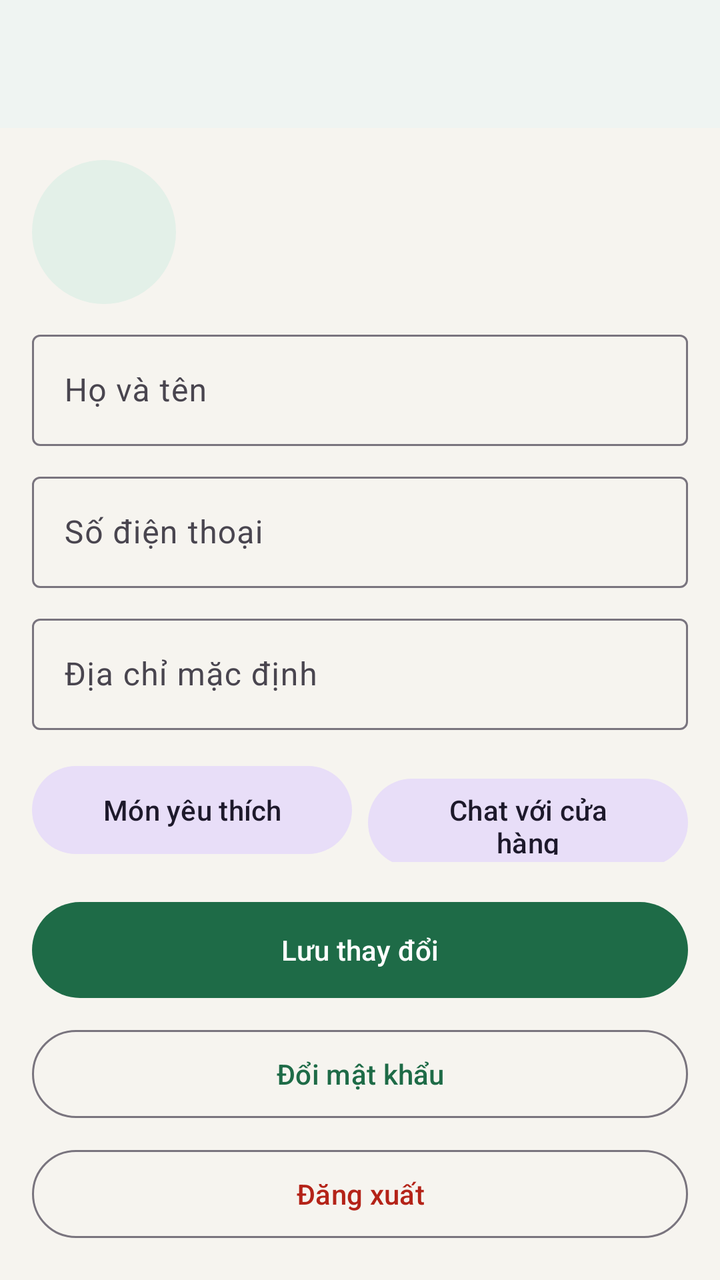
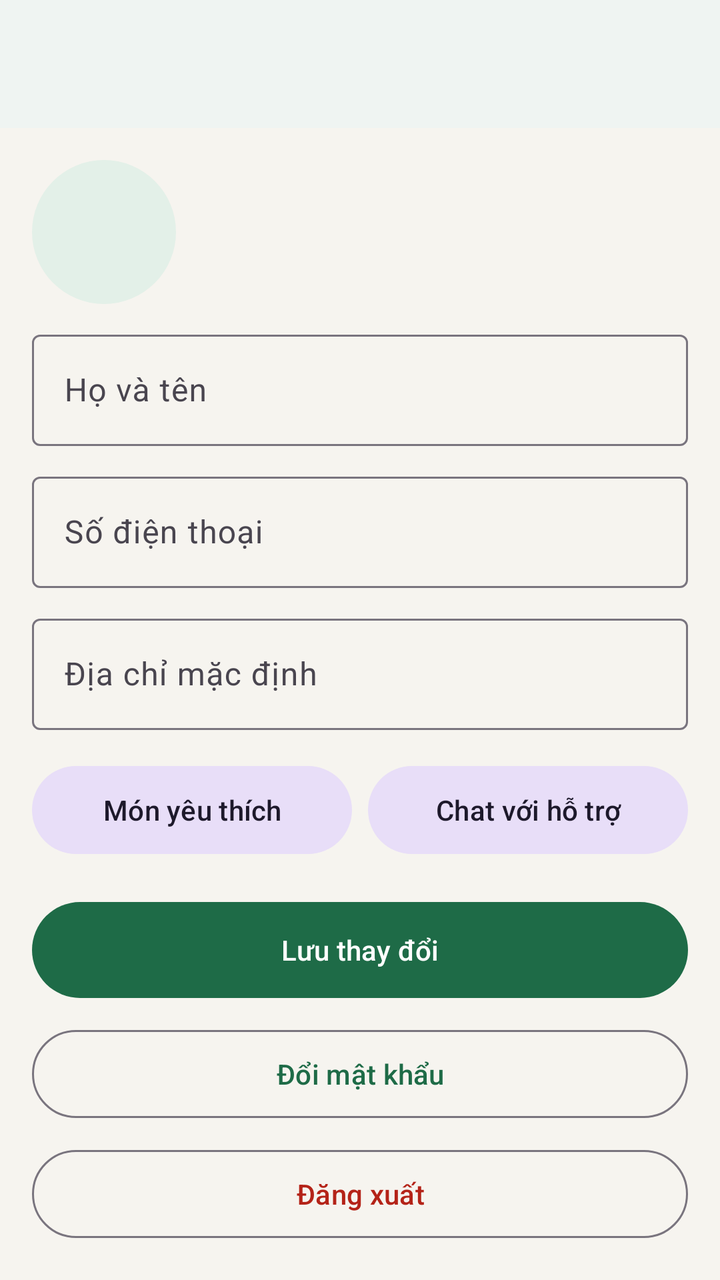

The first picture is an Android layout as it rendered before a commit; the second is the same layout after the commit. The layout source and the unified diff follow.
<!-- AndroidManifest.xml: application theme Theme.DoAnAppGiaodoan -->
<!-- res/layout/activity_profile.xml -->
<?xml version="1.0" encoding="utf-8"?>
<LinearLayout xmlns:android="http://schemas.android.com/apk/res/android"
    xmlns:app="http://schemas.android.com/apk/res-auto"
    android:layout_width="match_parent" android:layout_height="match_parent"
    android:background="@color/bg" android:fitsSystemWindows="true" android:orientation="vertical">
    <com.google.android.material.appbar.MaterialToolbar android:id="@+id/toolbar" style="@style/Toolbar"
        android:layout_width="match_parent" android:layout_height="?attr/actionBarSize" />
    <ScrollView android:layout_width="match_parent" android:layout_height="match_parent">
        <LinearLayout android:layout_width="match_parent" android:layout_height="wrap_content"
            android:orientation="vertical" android:padding="16dp">
            <LinearLayout android:layout_width="match_parent" android:layout_height="wrap_content"
                android:gravity="center_vertical" android:orientation="horizontal">
                <TextView android:id="@+id/tvAvatar" android:layout_width="72dp" android:layout_height="72dp"
                    android:background="@drawable/bg_badge" android:gravity="center" android:textColor="@color/primary"
                    android:textSize="30sp" android:textStyle="bold" />
                <LinearLayout android:layout_width="wrap_content" android:layout_height="wrap_content"
                    android:layout_marginStart="14dp" android:orientation="vertical">
                    <TextView android:id="@+id/tvFullName" android:layout_width="wrap_content" android:layout_height="wrap_content"
                        android:textColor="@color/ink" android:textSize="18sp" android:textStyle="bold" />
                    <TextView android:id="@+id/tvEmail" style="@style/Muted" android:layout_width="wrap_content" android:layout_height="wrap_content" />
                </LinearLayout>
            </LinearLayout>
            <com.google.android.material.textfield.TextInputLayout android:id="@+id/tilName"
                style="@style/Widget.Material3.TextInputLayout.OutlinedBox" android:layout_marginTop="10dp"
                android:layout_width="match_parent" android:layout_height="wrap_content" android:hint="Họ và tên">
                <com.google.android.material.textfield.TextInputEditText android:id="@+id/edtName"
                    android:layout_width="match_parent" android:layout_height="wrap_content" android:inputType="textPersonName" />
            </com.google.android.material.textfield.TextInputLayout>
            <com.google.android.material.textfield.TextInputLayout android:id="@+id/tilPhone"
                style="@style/Widget.Material3.TextInputLayout.OutlinedBox" android:layout_marginTop="10dp"
                android:layout_width="match_parent" android:layout_height="wrap_content" android:hint="Số điện thoại">
                <com.google.android.material.textfield.TextInputEditText android:id="@+id/edtPhone"
                    android:layout_width="match_parent" android:layout_height="wrap_content" android:inputType="phone" android:maxLength="10" />
            </com.google.android.material.textfield.TextInputLayout>
            <com.google.android.material.textfield.TextInputLayout android:id="@+id/tilAddress"
                style="@style/Widget.Material3.TextInputLayout.OutlinedBox" android:layout_marginTop="10dp"
                android:layout_width="match_parent" android:layout_height="wrap_content" android:hint="Địa chỉ mặc định">
                <com.google.android.material.textfield.TextInputEditText android:id="@+id/edtAddress"
                    android:layout_width="match_parent" android:layout_height="wrap_content" android:inputType="textPostalAddress" />
            </com.google.android.material.textfield.TextInputLayout>
            <LinearLayout android:layout_width="match_parent" android:layout_height="wrap_content"
                android:layout_marginTop="14dp" android:orientation="horizontal">
                <Button android:id="@+id/btnFavorites" style="@style/Widget.Material3.Button.TonalButton"
                    android:layout_width="0dp" android:layout_height="52dp" android:layout_weight="1" android:text="Món yêu thích" />
                <Button android:id="@+id/btnChat" style="@style/Widget.Material3.Button.TonalButton"
                    android:layout_width="0dp" android:layout_height="52dp" android:layout_weight="1"
                    android:layout_marginStart="8dp" android:text="Chat với cửa hàng" />
            </LinearLayout>
            <Button android:id="@+id/btnSave" android:layout_width="match_parent" android:layout_height="56dp"
                android:layout_marginTop="16dp" android:text="Lưu thay đổi" />
            <Button android:id="@+id/btnPassword" style="@style/Widget.Material3.Button.OutlinedButton"
                android:layout_width="match_parent" android:layout_height="52dp" android:layout_marginTop="8dp" android:text="Đổi mật khẩu" />
            <Button android:id="@+id/btnLogout" style="@style/Widget.Material3.Button.OutlinedButton"
                android:layout_width="match_parent" android:layout_height="52dp" android:layout_marginTop="8dp"
                android:text="Đăng xuất" android:textColor="@color/danger" />
        </LinearLayout>
    </ScrollView>
</LinearLayout>
<!-- resources referenced by this layout -->
<resources>
  <color name="bg">#F6F4EF</color>
  <color name="danger">#B42318</color>
  <color name="ink">#1C1B19</color>
  <color name="primary">#1E6B47</color>
  <!-- drawable bg_badge (drawable) -->
  <shape xmlns:android="http://schemas.android.com/apk/res/android">
      <solid android:color="@color/primary_light" />
      <corners android:radius="99dp" />
  </shape>
  <style name="Muted">
          <item name="android:textSize">13sp</item>
          <item name="android:textColor">@color/muted</item>
      </style>
  <style name="Toolbar" parent="Widget.Material3.Toolbar">
          <item name="android:background">@color/white</item>
          <item name="titleTextColor">@color/ink</item>
          <item name="android:elevation">2dp</item>
      </style>
  <style name="Theme.DoAnAppGiaodoan" parent="Base.Theme.DoAnAppGiaodoan" />
  <color name="primary_light">#E3F0E8</color>
  <color name="muted">#6A665D</color>
  <color name="white">#FFFFFFFF</color>
  <style name="Base.Theme.DoAnAppGiaodoan" parent="Theme.Material3.Light.NoActionBar">
          <item name="colorPrimary">@color/primary</item>
          <item name="colorOnPrimary">@color/white</item>
          <item name="colorPrimaryContainer">@color/primary_light</item>
          <item name="colorOnPrimaryContainer">@color/primary_dark</item>
          <item name="colorSecondary">@color/primary</item>
          <item name="android:colorBackground">@color/bg</item>
          <item name="colorSurface">@color/white</item>
          <item name="android:windowLightStatusBar">true</item>
      </style>
  <color name="primary_dark">#14502F</color>
</resources>

<!-- the commit's change to res/layout/activity_profile.xml (unified diff, before → after) -->
@@ -44,7 +44,7 @@
                     android:layout_width="0dp" android:layout_height="52dp" android:layout_weight="1" android:text="Món yêu thích" />
                 <Button android:id="@+id/btnChat" style="@style/Widget.Material3.Button.TonalButton"
                     android:layout_width="0dp" android:layout_height="52dp" android:layout_weight="1"
-                    android:layout_marginStart="8dp" android:text="Chat với cửa hàng" />
+                    android:layout_marginStart="8dp" android:text="Chat với hỗ trợ" />
             </LinearLayout>
             <Button android:id="@+id/btnSave" android:layout_width="match_parent" android:layout_height="56dp"
                 android:layout_marginTop="16dp" android:text="Lưu thay đổi" />
